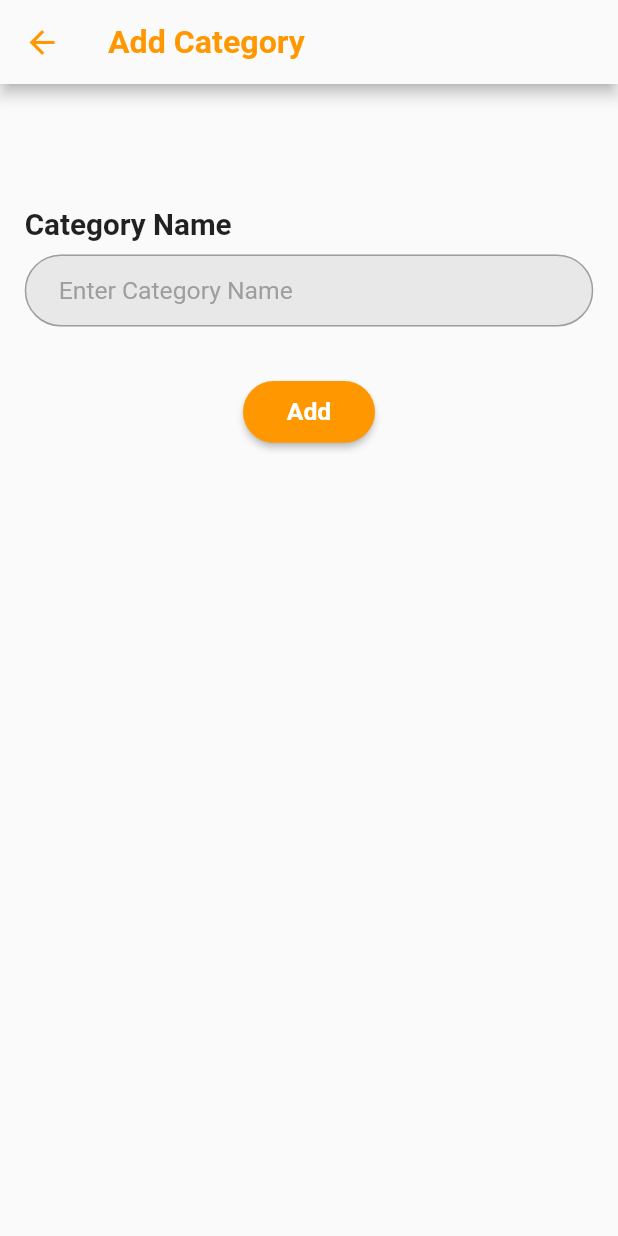
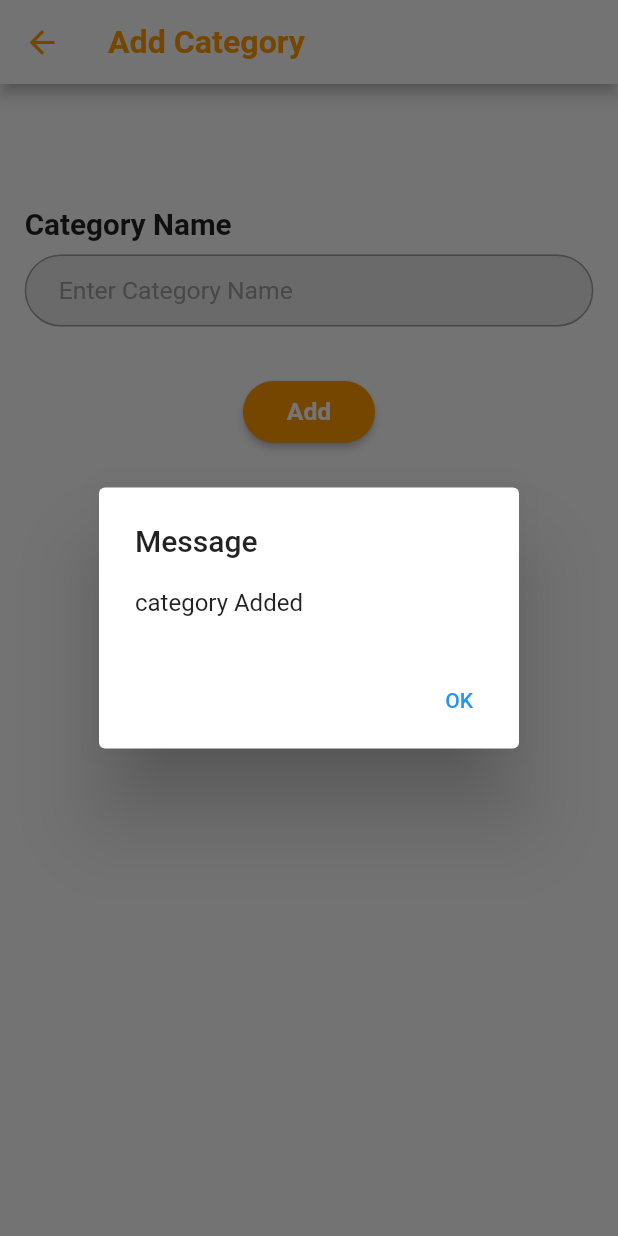
Before and after one commit to MuhammedBashuaib/note_app_with_firebase, a Flutter app: the AddCategoryScreen screen opened by its route, after a tap on "Add", on a phone screen of 412 x 824 dp. Run offline on Flutter 3.47's test engine with Material 2 defaults, Android fonts, the phone set to English and light mode, and no system bars; drawn by our look-alikes of modal_progress_hud_nsn; our stand-ins replace cloud_firestore, firebase_auth, firebase_core, flutter_bloc, google_sign_in; accounts and stored records are empty.

Commit message:
provide and integrate, trigger add category cubit in add category screen

```diff
--- a/lib/presentation/screens/add_category_screen.dart
+++ b/lib/presentation/screens/add_category_screen.dart
@@ -1,4 +1,6 @@
 import 'package:flutter/material.dart';
+import 'package:flutter_bloc/flutter_bloc.dart';
+import 'package:note_app_with_firebase/cubits/add_category_cubit/add_category_cubit.dart';
 import 'package:note_app_with_firebase/presentation/widgets/add_category_screen_body.dart';
 
 class AddCategoryScreen extends StatelessWidget {
@@ -6,11 +8,14 @@ class AddCategoryScreen extends StatelessWidget {
 
   @override
   Widget build(BuildContext context) {
-    return Scaffold(
-      appBar: AppBar(
-        title: const Text("Add Category"),
+    return BlocProvider(
+      create: (context) => AddCategoryCubit(),
+      child: Scaffold(
+        appBar: AppBar(
+          title: const Text("Add Category"),
+        ),
+        body: const AddCategoryScreenBody(),
       ),
-      body: const AddCategoryScreenBody(),
     );
   }
 }
--- /dev/null
+++ b/lib/presentation/widgets/add_category_form.dart
@@ -0,0 +1,56 @@
+import 'package:firebase_auth/firebase_auth.dart';
+import 'package:flutter/material.dart';
+import 'package:flutter_bloc/flutter_bloc.dart';
+
+import 'package:note_app_with_firebase/cubits/add_category_cubit/add_category_cubit.dart';
+import 'package:note_app_with_firebase/presentation/widgets/custom_material_button.dart';
+import 'package:note_app_with_firebase/presentation/widgets/custom_text_form_field.dart';
+import 'package:note_app_with_firebase/res/color_app.dart';
+import 'package:note_app_with_firebase/res/sizes.dart';
+
+class AddCategoryForm extends StatelessWidget {
+  const AddCategoryForm({
+    super.key,
+    required this.formKey,
+    required this.categoyNameController,
+  });
+
+  final GlobalKey<FormState> formKey;
+  final TextEditingController categoyNameController;
+
+  @override
+  Widget build(BuildContext context) {
+    return Form(
+      key: formKey,
+      child: Column(
+        children: [
+          SizedBox(
+            height: heightScreen * .1,
+          ),
+          CustomTextFormField(
+            controller: categoyNameController,
+            obscureText: false,
+            title: "Category Name",
+            hintText: "Enter Category Name",
+            keyboardType: TextInputType.text,
+          ),
+          SizedBox(
+            height: heightScreen * .04,
+          ),
+          CustomMaterialButton(
+            titleButton: "Add",
+            horizontalPadding: widthScreen * .04,
+            color: MyColors.kOrange,
+            onPressed: () async {
+              await BlocProvider.of<AddCategoryCubit>(context).addCategory(
+                uid: FirebaseAuth.instance.currentUser!.uid,
+                categoryName: categoyNameController.text,
+              );
+              categoyNameController.clear();
+            },
+          ),
+        ],
+      ),
+    );
+  }
+}
--- a/lib/presentation/widgets/add_category_screen_body.dart
+++ b/lib/presentation/widgets/add_category_screen_body.dart
@@ -1,8 +1,10 @@
 import 'package:flutter/material.dart';
-// import 'package:note_app_with_firebase/data/services/firestore_services/category_service.dart';
-import 'package:note_app_with_firebase/presentation/widgets/custom_material_button.dart';
-import 'package:note_app_with_firebase/presentation/widgets/custom_text_form_field.dart';
-import 'package:note_app_with_firebase/res/color_app.dart';
+import 'package:flutter_bloc/flutter_bloc.dart';
+import 'package:modal_progress_hud_nsn/modal_progress_hud_nsn.dart';
+
+import 'package:note_app_with_firebase/cubits/add_category_cubit/add_category_cubit.dart';
+import 'package:note_app_with_firebase/presentation/widgets/add_category_form.dart';
+import 'package:note_app_with_firebase/presentation/widgets/custom_show_dialog.dart';
 import 'package:note_app_with_firebase/res/sizes.dart';
 
 class AddCategoryScreenBody extends StatefulWidget {
@@ -16,48 +18,39 @@ class _AddCategoryScreenBodyState extends State<AddCategoryScreenBody> {
   TextEditingController categoyNameController = TextEditingController();
   GlobalKey<FormState> formKey = GlobalKey<FormState>();
 
-  // addCategoryButton() async {
-  //   if (formKey.currentState!.validate()) {
-  //     await CategoryService().addCategory(
-  //       categoryName: categoyNameController.text,
-  //       context: context,
-  //     );
-  //     categoyNameController.clear();
-  //   }
-  // }
-
   @override
   Widget build(BuildContext context) {
-    return Padding(
-      padding: EdgeInsets.symmetric(
-        horizontal: widthScreen * .04,
-      ),
-      child: Form(
-        key: formKey,
-        child: Column(
-          children: [
-            SizedBox(
-              height: heightScreen * .1,
+    return BlocConsumer<AddCategoryCubit, AddCategoryState>(
+      listener: (context, state) {
+        if (state is AddCategorySuccessState) {
+          customShowDialog(
+            context: context,
+            title: "Message",
+            content: "category Added",
+            onPressed: null,
+          );
+        }
+        if (state is AddCategoryFailureState) {
+          customShowDialog(
+            context: context,
+            title: "Message",
+            content: "Failed to add user: ${state.erorrMessage}",
+            onPressed: null,
+          );
+        }
+      },
+      builder: (context, state) {
+        return ModalProgressHUD(
+          inAsyncCall: state is AddCategoryLoadingState ? true : false,
+          child: Padding(
+            padding: EdgeInsets.symmetric(
+              horizontal: widthScreen * .04,
             ),
-            CustomTextFormField(
-              controller: categoyNameController,
-              obscureText: false,
-              title: "Category Name",
-              hintText: "Enter Category Name",
-              keyboardType: TextInputType.text,
-            ),
-            SizedBox(
-              height: heightScreen * .04,
-            ),
-            CustomMaterialButton(
-              titleButton: "Add",
-              horizontalPadding: widthScreen * .04,
-              color: MyColors.kOrange,
-              onPressed: () {},
-            ),
-          ],
-        ),
-      ),
+            child: AddCategoryForm(
+                formKey: formKey, categoyNameController: categoyNameController),
+          ),
+        );
+      },
     );
   }
 }
```
